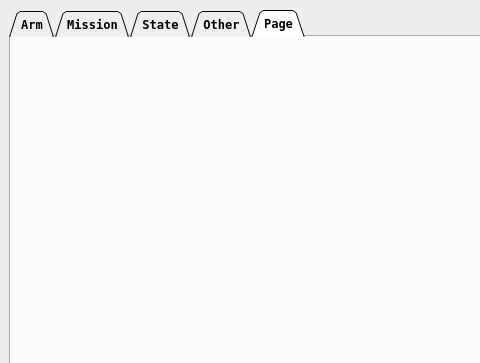
First picture: the form in scripts/main.ui, repository SamKaiYang/ros_modbus_nex, before the edit; both pictures show x 211 to 691 and y 0 to 363 of the 922 by 566 pixel window.
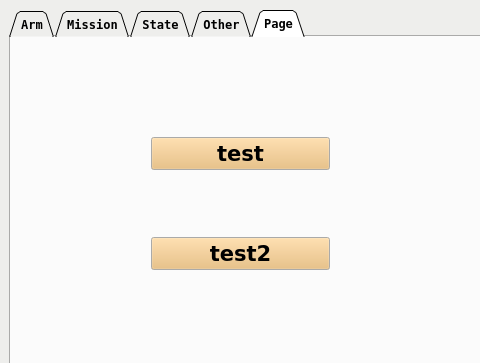
Second picture: the form after the edit. The open tabs and pages were chosen to show the change. Icons and pictures are not drawn.

The edit to the form file:
```diff
--- a/scripts/main.ui
+++ b/scripts/main.ui
@@ -1417,6 +1417,176 @@
      <attribute name="title">
       <string>Page</string>
      </attribute>
+     <widget class="QPushButton" name="btn_test">
+      <property name="geometry">
+       <rect>
+        <x>140</x>
+        <y>100</y>
+        <width>179</width>
+        <height>33</height>
+       </rect>
+      </property>
+      <property name="palette">
+       <palette>
+        <active>
+         <colorrole role="WindowText">
+          <brush brushstyle="SolidPattern">
+           <color alpha="255">
+            <red>0</red>
+            <green>0</green>
+            <blue>0</blue>
+           </color>
+          </brush>
+         </colorrole>
+         <colorrole role="Button">
+          <brush brushstyle="SolidPattern">
+           <color alpha="255">
+            <red>233</red>
+            <green>185</green>
+            <blue>110</blue>
+           </color>
+          </brush>
+         </colorrole>
+        </active>
+        <inactive>
+         <colorrole role="WindowText">
+          <brush brushstyle="SolidPattern">
+           <color alpha="255">
+            <red>0</red>
+            <green>0</green>
+            <blue>0</blue>
+           </color>
+          </brush>
+         </colorrole>
+         <colorrole role="Button">
+          <brush brushstyle="SolidPattern">
+           <color alpha="255">
+            <red>233</red>
+            <green>185</green>
+            <blue>110</blue>
+           </color>
+          </brush>
+         </colorrole>
+        </inactive>
+        <disabled>
+         <colorrole role="WindowText">
+          <brush brushstyle="SolidPattern">
+           <color alpha="255">
+            <red>190</red>
+            <green>190</green>
+            <blue>190</blue>
+           </color>
+          </brush>
+         </colorrole>
+         <colorrole role="Button">
+          <brush brushstyle="SolidPattern">
+           <color alpha="255">
+            <red>233</red>
+            <green>185</green>
+            <blue>110</blue>
+           </color>
+          </brush>
+         </colorrole>
+        </disabled>
+       </palette>
+      </property>
+      <property name="font">
+       <font>
+        <family>Bitstream Vera Sans</family>
+        <pointsize>16</pointsize>
+        <weight>75</weight>
+        <bold>true</bold>
+       </font>
+      </property>
+      <property name="text">
+       <string>test</string>
+      </property>
+     </widget>
+     <widget class="QPushButton" name="btn_test2">
+      <property name="geometry">
+       <rect>
+        <x>140</x>
+        <y>200</y>
+        <width>179</width>
+        <height>33</height>
+       </rect>
+      </property>
+      <property name="palette">
+       <palette>
+        <active>
+         <colorrole role="WindowText">
+          <brush brushstyle="SolidPattern">
+           <color alpha="255">
+            <red>0</red>
+            <green>0</green>
+            <blue>0</blue>
+           </color>
+          </brush>
+         </colorrole>
+         <colorrole role="Button">
+          <brush brushstyle="SolidPattern">
+           <color alpha="255">
+            <red>233</red>
+            <green>185</green>
+            <blue>110</blue>
+           </color>
+          </brush>
+         </colorrole>
+        </active>
+        <inactive>
+         <colorrole role="WindowText">
+          <brush brushstyle="SolidPattern">
+           <color alpha="255">
+            <red>0</red>
+            <green>0</green>
+            <blue>0</blue>
+           </color>
+          </brush>
+         </colorrole>
+         <colorrole role="Button">
+          <brush brushstyle="SolidPattern">
+           <color alpha="255">
+            <red>233</red>
+            <green>185</green>
+            <blue>110</blue>
+           </color>
+          </brush>
+         </colorrole>
+        </inactive>
+        <disabled>
+         <colorrole role="WindowText">
+          <brush brushstyle="SolidPattern">
+           <color alpha="255">
+            <red>190</red>
+            <green>190</green>
+            <blue>190</blue>
+           </color>
+          </brush>
+         </colorrole>
+         <colorrole role="Button">
+          <brush brushstyle="SolidPattern">
+           <color alpha="255">
+            <red>233</red>
+            <green>185</green>
+            <blue>110</blue>
+           </color>
+          </brush>
+         </colorrole>
+        </disabled>
+       </palette>
+      </property>
+      <property name="font">
+       <font>
+        <family>Bitstream Vera Sans</family>
+        <pointsize>16</pointsize>
+        <weight>75</weight>
+        <bold>true</bold>
+       </font>
+      </property>
+      <property name="text">
+       <string>test2</string>
+      </property>
+     </widget>
     </widget>
    </widget>
   </widget>
```
Left out of the diff: 6 changed lines with no effect on the pictures.
